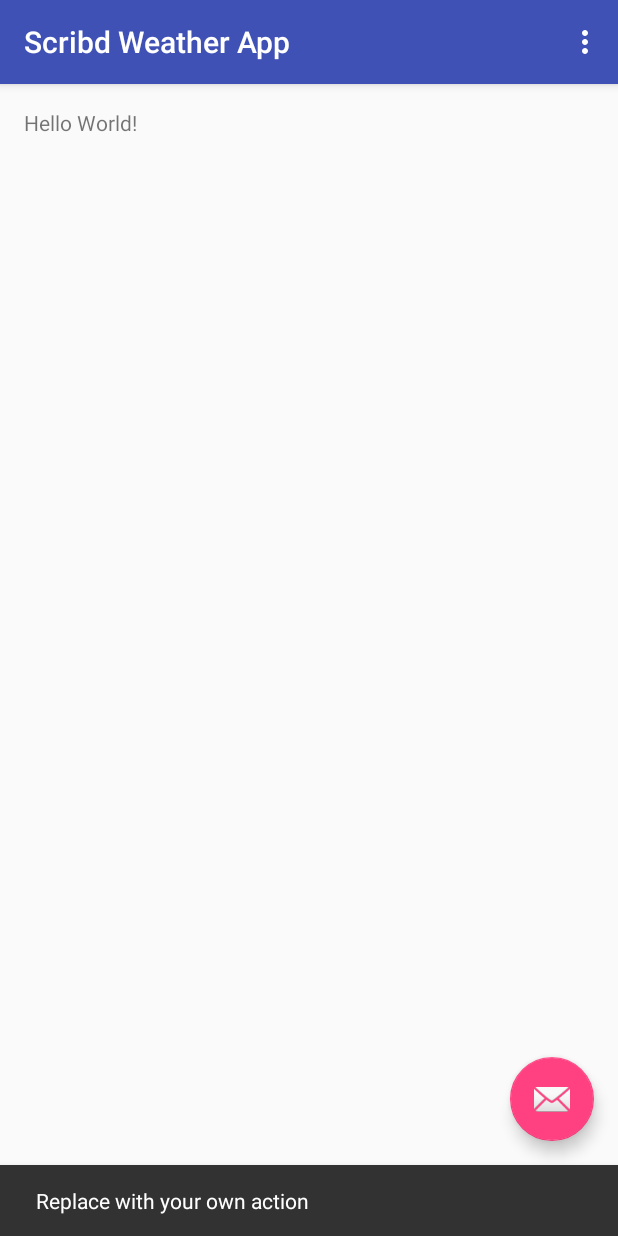
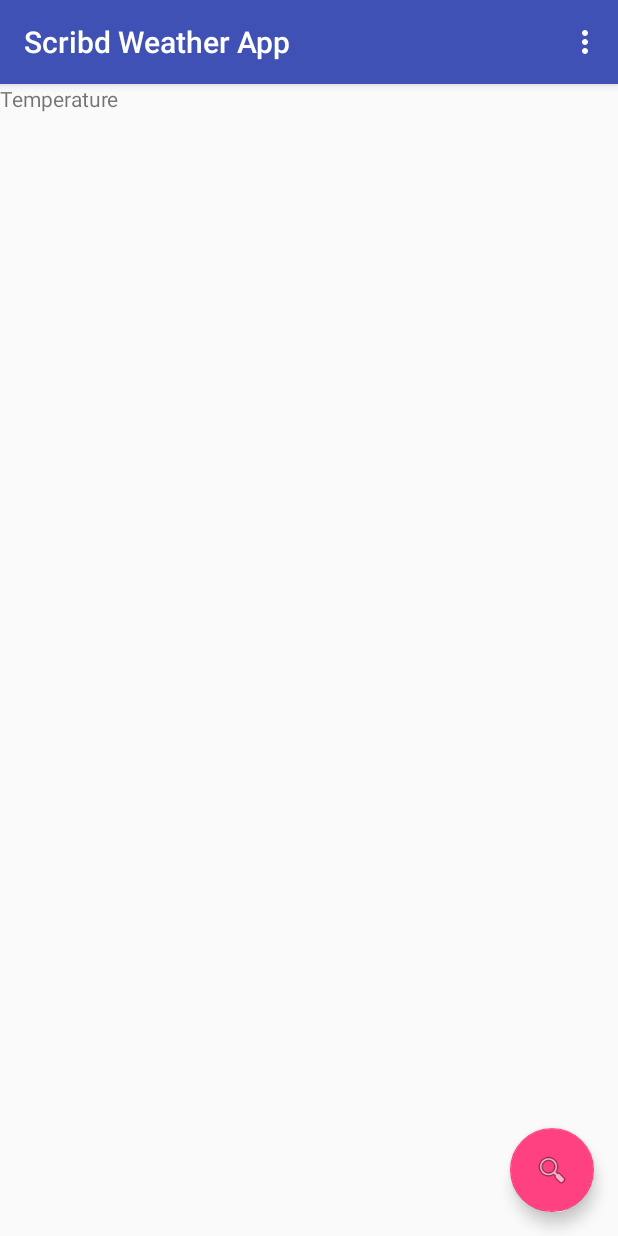
Before and after one commit to MurrayStudio/Weather-App, an Android app: the screen it shows after launch (MainActivity), after a tap on an icon or button, on a phone screen of 412 x 824 dp. Run offline under Robolectric (Android 15) with nearby library versions, the phone set to English and light mode, and no system bars; libraries missing offline, so code that uses them is left out: zh.wang.android; 5 statements that could not run were skipped.

Commit message:
Added autocompletetextview that generates place names via the Google Place API. Also added weather fragment that will eventually display all the weather info.

```diff
--- a/app/build.gradle
+++ b/app/build.gradle
@@ -18,13 +18,15 @@
         }
     }
 }
-
 dependencies {
-    compile fileTree(dir: 'libs', include: ['*.jar'])
+    compile fileTree(include: ['*.jar'], dir: 'libs')
     androidTestCompile('com.android.support.test.espresso:espresso-core:2.2.2', {
         exclude group: 'com.android.support', module: 'support-annotations'
     })
     compile 'com.android.support:appcompat-v7:25.1.0'
+    compile 'zh.wang.android:yweathergetter4a:1.3.0'
+    compile 'com.google.android.gms:play-services-places:9.4.0'
     compile 'com.android.support:design:25.1.0'
     testCompile 'junit:junit:4.12'
+    compile 'com.android.support:cardview-v7:25.1.0'
 }
--- /dev/null
+++ b/app/src/main/java/com/murraystudio/scribdweatherapp/CityPickFragment.java
@@ -0,0 +1,63 @@
+package com.murraystudio.scribdweatherapp;
+
+import android.app.Fragment;
+import android.os.Bundle;
+import android.util.Log;
+import android.view.LayoutInflater;
+import android.view.View;
+import android.view.ViewGroup;
+import android.widget.TextView;
+
+import com.murraystudio.scribdweatherapp.datamodels.WeatherData;
+
+import zh.wang.android.yweathergetter4a.WeatherInfo;
+import zh.wang.android.yweathergetter4a.YahooWeather;
+import zh.wang.android.yweathergetter4a.YahooWeatherInfoListener;
+
+import static android.content.ContentValues.TAG;
+
+/**
+ * Created by sushi_000 on 2/4/2017.
+ */
+
+public class CityPickFragment extends Fragment {
+
+    WeatherData weatherData;
+
+    TextView temp;
+
+    @Override
+    public void onCreate(Bundle savedInstanceState) {
+        super.onCreate(savedInstanceState);
+
+    }
+
+    @Override
+    public View onCreateView(LayoutInflater inflater, ViewGroup container,
+                             Bundle savedInstanceState) {
+        View rootView = inflater.inflate(R.layout.weather, container, false);
+        rootView.setTag(TAG);
+
+        temp = (TextView) rootView.findViewById(R.id.temperature);
+
+
+        weatherData = new WeatherData();
+
+
+        YahooWeather mYahooWeather = YahooWeather.getInstance();
+
+        mYahooWeather.queryYahooWeatherByPlaceName(getActivity(), "7010 n olin, portland oregon", new YahooWeatherInfoListener() {
+            @Override
+            public void gotWeatherInfo(WeatherInfo weatherInfo, YahooWeather.ErrorType errorType) {
+                Log.i("PORTLAND TEMP: ", Integer.toString(weatherInfo.getCurrentTemp()));
+
+                weatherData.condition.temp = weatherInfo.getCurrentTemp();
+
+                temp.setText(Integer.toString(weatherData.condition.temp));
+            }
+        });
+
+
+        return rootView;
+    }
+}
--- a/app/src/main/java/com/murraystudio/scribdweatherapp/MainActivity.java
+++ b/app/src/main/java/com/murraystudio/scribdweatherapp/MainActivity.java
@@ -2,22 +2,29 @@
 
 import android.os.Bundle;
 import android.support.design.widget.FloatingActionButton;
-import android.support.design.widget.Snackbar;
 import android.support.v7.app.AppCompatActivity;
 import android.support.v7.widget.Toolbar;
+import android.util.Log;
 import android.view.Menu;
 import android.view.MenuItem;
 import android.view.View;
 
-import java.util.function.Consumer;
+import com.google.android.gms.common.api.Status;
+import com.google.android.gms.location.places.Place;
+import com.google.android.gms.location.places.ui.PlaceAutocompleteFragment;
+import com.google.android.gms.location.places.ui.PlaceSelectionListener;
 
-public class MainActivity extends AppCompatActivity {
+public class MainActivity extends AppCompatActivity implements PlaceSelectionListener {
 
     //Client ID (Consumer Key)
     //dj0yJmk9MW5TVlY1bTQ1YkpHJmQ9WVdrOU1IZ3lTMDA0TTJNbWNHbzlNQS0tJnM9Y29uc3VtZXJzZWNyZXQmeD1jNA--
     //Client Secret (Consumer Secret)
     //0fbe3181ed15e082ebf693048d5fd8b4c426b064
 
+    //AIzaSyBI9fQtuPNp30rRfTrauC7QYaVCOjCmolw
+
+    private CityPickFragment cityPickFragment;
+    private PlaceAutocompleteFragment autocompleteFragment;
 
     @Override
     protected void onCreate(Bundle savedInstanceState) {
@@ -26,14 +33,32 @@
         Toolbar toolbar = (Toolbar) findViewById(R.id.toolbar);
         setSupportActionBar(toolbar);
 
+
+        // Retrieve the PlaceAutocompleteFragment.
+        autocompleteFragment = new PlaceAutocompleteFragment();
+        // Register a listener to receive callbacks when a place has been selected or an error has
+        // occurred.
+        autocompleteFragment.setOnPlaceSelectedListener(this);
+
         FloatingActionButton fab = (FloatingActionButton) findViewById(R.id.fab);
         fab.setOnClickListener(new View.OnClickListener() {
             @Override
             public void onClick(View view) {
-                Snackbar.make(view, "Replace with your own action", Snackbar.LENGTH_LONG)
-                        .setAction("Action", null).show();
+                getFragmentManager()
+                        .beginTransaction()
+                        .setCustomAnimations(android.R.animator.fade_in, android.R.animator.fade_out)
+                        .replace(R.id.fragment_container, autocompleteFragment)
+                        .addToBackStack("Search Cities")
+                        .commit();
             }
         });
+
+
+
+        cityPickFragment = new CityPickFragment();
+        getFragmentManager().beginTransaction().replace(R.id.fragment_container, cityPickFragment).commit();
+        // Replace whatever is in the fragment_container view with this fragment
+        //getFragmentManager().beginTransaction().replace(R.id.fragment_container, cityPickFragment).commit();
     }
 
     @Override
@@ -57,4 +82,14 @@
 
         return super.onOptionsItemSelected(item);
     }
+
+    @Override
+    public void onPlaceSelected(Place place) {
+        Log.i("MAIN ACTIVITY", "Place Selected: " + place.getName());
+    }
+
+    @Override
+    public void onError(Status status) {
+        Log.e("MAIN ACTIVITY", "onError: Status = " + status.toString());
+    }
 }
--- a/app/src/main/java/com/murraystudio/scribdweatherapp/datamodels/WeatherData.java
+++ b/app/src/main/java/com/murraystudio/scribdweatherapp/datamodels/WeatherData.java
@@ -6,6 +6,61 @@
 
 public class WeatherData {
 
+    public String imageUrl;
 
+    public Condition condition = new Condition();
+    public Wind wind = new Wind();
+    public Atmosphere atmosphere = new Atmosphere();
+    public Forecast forecast = new Forecast();
+    public Location location = new Location();
+    public Astronomy astronomy = new Astronomy();
+    public Units units = new Units();
+
+    public String lastUpdate;
+
+    public class Condition {
+        public String description;
+        public int code;
+        public String date;
+        public int temp;
+    }
+
+    public  class Forecast {
+        public int tempMin;
+        public int tempMax;
+        public String description;
+        public int code;
+    }
+
+    public static class Atmosphere {
+        public int humidity;
+        public float visibility;
+        public float pressure;
+        public int rising;
+    }
+
+    public class Wind {
+        public int chill;
+        public int direction;
+        public int speed;
+    }
+
+    public class Units {
+        public String speed;
+        public String distance;
+        public String pressure;
+        public String temperature;
+    }
+
+    public class Location {
+        public String name;
+        public String region;
+        public String country;
+    }
+
+    public class Astronomy {
+        public String sunRise;
+        public String sunSet;
+    }
 
 }
--- a/app/src/main/java/com/murraystudio/scribdweatherapp/provider/YahooWeatherClient.java
+++ b/app/src/main/java/com/murraystudio/scribdweatherapp/provider/YahooWeatherClient.java
@@ -6,6 +6,12 @@
 
 public class YahooWeatherClient {
 
+    public static String YAHOO_WEATHER_URL = "http://weather.yahooapis.com/forecastrss";
+
+    private static String APPID = "dj0yJmk9MW5TVlY1bTQ1YkpHJmQ9WVdrOU1IZ3lTMDA0TTJNbWNHbzlNQS0tJnM9Y29uc3VtZXJzZWNyZXQmeD1jNA--";
+
+    public static int MAX_CITY_RESULT = 10;
+
 
 
 }
--- /dev/null
+++ b/app/src/main/res/animator/fade_in.xml
@@ -0,0 +1,9 @@
+<?xml version="1.0" encoding="utf-8"?>
+<set xmlns:android="http://schemas.android.com/apk/res/android">
+    <objectAnimator
+        android:interpolator="@android:interpolator/accelerate_quad"
+        android:valueFrom="0"
+        android:valueTo="1"
+        android:propertyName="alpha"
+        android:duration="@android:integer/config_mediumAnimTime" />
+</set>
--- /dev/null
+++ b/app/src/main/res/animator/fade_out.xml
@@ -0,0 +1,9 @@
+<?xml version="1.0" encoding="utf-8"?>
+<set xmlns:android="http://schemas.android.com/apk/res/android">
+    <objectAnimator
+        android:interpolator="@android:interpolator/accelerate_quad"
+        android:valueFrom="1"
+        android:valueTo="0"
+        android:propertyName="alpha"
+        android:duration="@android:integer/config_mediumAnimTime" />
+</set>
--- a/app/src/main/res/layout/activity_main.xml
+++ b/app/src/main/res/layout/activity_main.xml
@@ -6,6 +6,13 @@
     android:layout_height="match_parent"
     android:fitsSystemWindows="true"
     tools:context="com.murraystudio.scribdweatherapp.MainActivity">
+
+    <FrameLayout
+        android:id="@+id/fragment_container"
+        android:layout_width="match_parent"
+        android:layout_height="match_parent"
+        app:layout_behavior="@string/appbar_scrolling_view_behavior">
+    </FrameLayout>
 
     <android.support.design.widget.AppBarLayout
         android:layout_width="match_parent"
@@ -21,14 +28,12 @@
 
     </android.support.design.widget.AppBarLayout>
 
-    <include layout="@layout/content_main" />
-
     <android.support.design.widget.FloatingActionButton
         android:id="@+id/fab"
         android:layout_width="wrap_content"
         android:layout_height="wrap_content"
         android:layout_gravity="bottom|end"
         android:layout_margin="@dimen/fab_margin"
-        app:srcCompat="@android:drawable/ic_dialog_email" />
+        app:srcCompat="@android:drawable/ic_menu_search" />
 
 </android.support.design.widget.CoordinatorLayout>
--- /dev/null
+++ b/app/src/main/res/layout/weather.xml
@@ -0,0 +1,12 @@
+<?xml version="1.0" encoding="utf-8"?>
+<LinearLayout xmlns:android="http://schemas.android.com/apk/res/android"
+    android:orientation="vertical" android:layout_width="match_parent"
+    android:layout_height="match_parent">
+
+    <TextView
+        android:id="@+id/temperature"
+        android:layout_width="wrap_content"
+        android:layout_height="wrap_content"
+        android:text="Temperature"/>
+
+</LinearLayout>
```
Also changed, not shown: app/src/main/AndroidManifest.xml (+8 -0 lines), app/src/main/java/com/murraystudio/scribdweatherapp/datamodels/CityData.java (added, +49 -0 lines).
